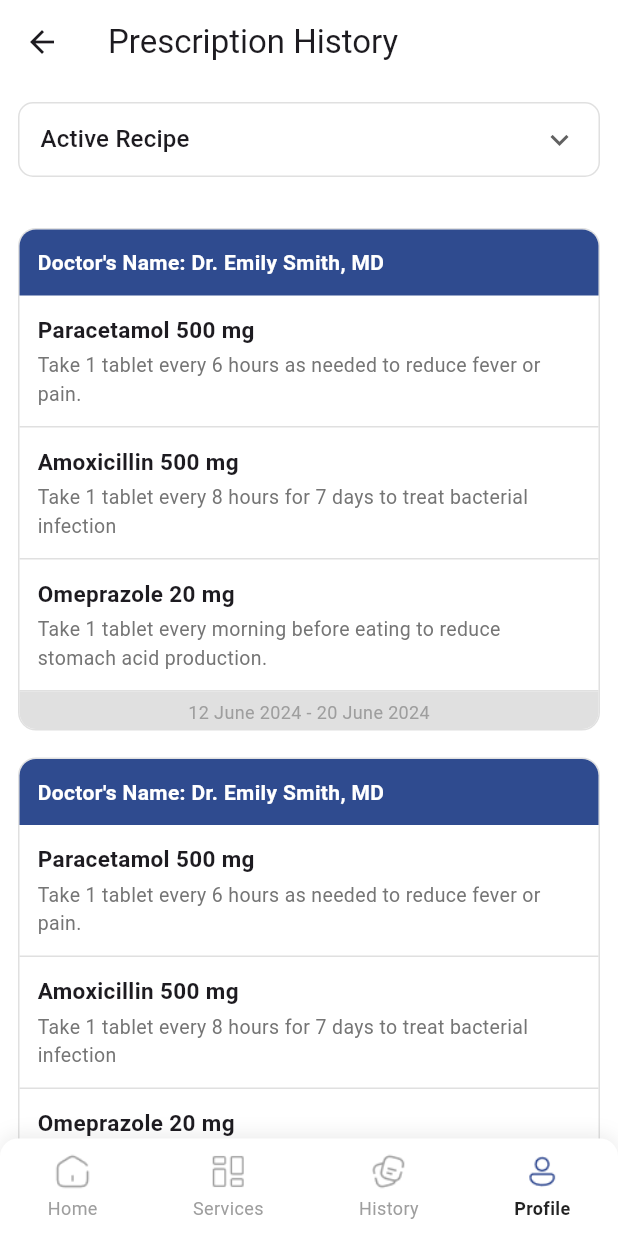
After one commit to Aryan-090/medcare, a Flutter app: the PrescriptionHistoryScreen screen opened directly, on a phone screen of 412 x 824 dp. The commit adds this screen. Run offline on Flutter 3.47's test engine with Material 3 defaults, Android fonts, the phone set to English and light mode, and no system bars; our stand-ins replace intl_phone_field.

Commit message:
new Screens Added

```diff
--- /dev/null
+++ b/lib/src/profile/prescription_history_screen.dart
@@ -0,0 +1,118 @@
+import 'package:flutter/material.dart';
+import '../../utils/app_colors.dart';
+import '../../widgets/bottomNavigationBar/custom_bottom_nav.dart';
+import 'widgets/filter_dropdown.dart';
+import 'widgets/doctor_card.dart';
+
+class PrescriptionHistoryScreen extends StatefulWidget {
+  const PrescriptionHistoryScreen({super.key});
+
+  @override
+  State<PrescriptionHistoryScreen> createState() =>
+      _PrescriptionHistoryScreenState();
+}
+
+class _PrescriptionHistoryScreenState extends State<PrescriptionHistoryScreen> {
+  String selectedFilter = "Active Recipe";
+
+  final List<Map<String, dynamic>> prescriptions = [
+    {
+      "doctor": "Dr. Emily Smith, MD",
+      "date": "12 June 2024 - 20 June 2024",
+      "medicines": [
+        {
+          "name": "Paracetamol 500 mg",
+          "description":
+              "Take 1 tablet every 6 hours as needed to reduce fever or pain.",
+        },
+        {
+          "name": "Amoxicillin 500 mg",
+          "description":
+              "Take 1 tablet every 8 hours for 7 days to treat bacterial infection",
+        },
+        {
+          "name": "Omeprazole 20 mg",
+          "description":
+              "Take 1 tablet every morning before eating to reduce stomach acid production.",
+        },
+      ],
+    },
+    {
+      "doctor": "Dr. Emily Smith, MD",
+      "date": "12 June 2024 - 20 June 2024",
+      "medicines": [
+        {
+          "name": "Paracetamol 500 mg",
+          "description":
+              "Take 1 tablet every 6 hours as needed to reduce fever or pain.",
+        },
+        {
+          "name": "Amoxicillin 500 mg",
+          "description":
+              "Take 1 tablet every 8 hours for 7 days to treat bacterial infection",
+        },
+        {
+          "name": "Omeprazole 20 mg",
+          "description":
+              "Take 1 tablet every morning before eating to reduce stomach acid production.",
+        },
+      ],
+    },
+  ];
+
+  @override
+  Widget build(BuildContext context) {
+    return Scaffold(
+      backgroundColor: AppColors.background,
+      appBar: AppBar(
+        title: const Text("Prescription History"),
+        leading: const BackButton(),
+        backgroundColor: AppColors.background,
+      ),
+
+      body: Column(
+        children: [
+          /// dropdown filter
+          FilterDropdown(
+            value: selectedFilter,
+            onChanged: (value) {
+              setState(() {
+                selectedFilter = value;
+              });
+            },
+          ),
+
+          const SizedBox(height: 10),
+
+          /// list
+          Expanded(
+            child: ListView.builder(
+              padding: const EdgeInsets.all(12),
+              itemCount: prescriptions.length,
+              itemBuilder: (context, index) {
+                final data = prescriptions[index];
+
+                return DoctorCard(
+                  doctorName: data["doctor"],
+                  date: data["date"],
+                  medicines: data["medicines"],
+                );
+              },
+            ),
+          ),
+
+          CustomBottomNav(
+            currentIndex: 3,
+            onTap: (index) {
+              switch (index) {
+                case 0:
+                  Navigator.pushReplacementNamed(context, '/home');
+                  break;
+              }
+            },
+          ),
+        ],
+      ),
+    );
+  }
+}
--- /dev/null
+++ b/lib/src/profile/widgets/doctor_card.dart
@@ -0,0 +1,91 @@
+import 'package:flutter/material.dart';
+import '../../../utils/app_colors.dart';
+import 'medicine_item.dart';
+
+class DoctorCard extends StatelessWidget {
+
+  final String doctorName;
+  final String date;
+  final List medicines;
+
+  const DoctorCard({
+    super.key,
+    required this.doctorName,
+    required this.date,
+    required this.medicines,
+  });
+
+  @override
+  Widget build(BuildContext context) {
+
+    return Container(
+      margin: const EdgeInsets.only(bottom: 18),
+
+      decoration: BoxDecoration(
+        color: Colors.white,
+        borderRadius: BorderRadius.circular(12),
+        border: Border.all(color: Colors.grey.shade300),
+      ),
+
+      child: Column(
+        children: [
+
+          /// doctor name header
+          Container(
+            width: double.infinity,
+            padding: const EdgeInsets.all(12),
+
+            decoration: const BoxDecoration(
+              color: Color(0xff2f4b8f),
+              borderRadius: BorderRadius.vertical(
+                top: Radius.circular(11),
+              ),
+            ),
+
+            child: Text(
+              "Doctor's Name: $doctorName",
+              style: const TextStyle(
+                color: Colors.white,
+                fontWeight: FontWeight.w600,
+              ),
+            ),
+          ),
+
+          /// medicines
+          Column(
+            children: medicines.map<Widget>((medicine) {
+
+              return MedicineItem(
+                title: medicine["name"],
+                description: medicine["description"],
+              );
+
+            }).toList(),
+          ),
+
+          /// date
+          Container(
+            width: double.infinity,
+            height: 25,
+            padding: const EdgeInsets.all(5),
+            alignment: Alignment.center,
+            decoration: BoxDecoration(
+              color: AppColors.grey.shade300,
+              borderRadius: const BorderRadius.vertical(
+                bottom: Radius.circular(11),
+              ),
+            ),
+
+            child: Text(
+              date,
+              style: TextStyle(
+                color: Colors.grey.shade500,
+                fontSize: 12,
+              ),
+            ),
+          )
+        ],
+      ),
+    );
+  }
+}
--- /dev/null
+++ b/lib/src/profile/widgets/filter_dropdown.dart
@@ -0,0 +1,59 @@
+import 'package:flutter/material.dart';
+
+class FilterDropdown extends StatelessWidget {
+
+  final String value;
+  final Function(String) onChanged;
+
+  const FilterDropdown({
+    super.key,
+    required this.value,
+    required this.onChanged,
+  });
+
+  @override
+  Widget build(BuildContext context) {
+
+
+    final List<String> items = [
+      "Active Recipe",
+      "Past Prescriptions",
+      "Recent Prescriptions",
+      "Oldest Prescriptions"
+    ];
+
+    return Padding(
+      padding: const EdgeInsets.all(12),
+      child: Container(
+        padding: const EdgeInsets.symmetric(horizontal: 14),
+        decoration: BoxDecoration(
+          borderRadius: BorderRadius.circular(10),
+          border: Border.all(color: Colors.grey.shade300),
+        ),
+
+        child: DropdownButtonHideUnderline(
+          child: DropdownButton<String>(
+
+            value: value,
+            isExpanded: true,
+
+            icon: const Icon(Icons.keyboard_arrow_down),
+
+            items: items.map((e) {
+              return DropdownMenuItem(
+                value: e,
+                child: Text(e),
+              );
+            }).toList(),
+
+            onChanged: (val) {
+              if (val != null) {
+                onChanged(val);
+              }
+            },
+          ),
+        ),
+      ),
+    );
+  }
+}
--- /dev/null
+++ b/lib/src/profile/widgets/medicine_item.dart
@@ -0,0 +1,57 @@
+import 'package:flutter/material.dart';
+
+class MedicineItem extends StatelessWidget {
+
+  final String title;
+  final String description;
+
+  const MedicineItem({
+    super.key,
+    required this.title,
+    required this.description,
+  });
+
+  @override
+  Widget build(BuildContext context) {
+
+    return Container(
+      width: double.infinity,
+
+      padding: const EdgeInsets.all(12),
+
+      decoration: BoxDecoration(
+        border: Border(
+          bottom: BorderSide(
+            color: Colors.grey.shade300,
+            style: BorderStyle.solid,
+          ),
+        ),
+      ),
+
+      child: Column(
+        crossAxisAlignment: CrossAxisAlignment.start,
+
+        children: [
+
+          Text(
+            title,
+            style: const TextStyle(
+              fontWeight: FontWeight.w600,
+              fontSize: 15,
+            ),
+          ),
+
+          const SizedBox(height: 4),
+
+          Text(
+            description,
+            style: TextStyle(
+              color: Colors.grey.shade600,
+              fontSize: 13,
+            ),
+          ),
+        ],
+      ),
+    );
+  }
+}
--- a/lib/src/profile/widgets/profile_menu_tile.dart
+++ b/lib/src/profile/widgets/profile_menu_tile.dart
@@ -6,6 +6,7 @@ class ProfileMenuTile extends StatelessWidget {
   final IconData icon;
   final String title;
   final String? subtitle;
+  final Function()? onTap;
 
   const ProfileMenuTile({
 
@@ -14,6 +15,7 @@ class ProfileMenuTile extends StatelessWidget {
     required this.icon,
     required this.title,
     this.subtitle,
+    this.onTap,
 
   });
 
```
Also changed, not shown: lib/src/profile/health_history_screen.dart (added, +108 -0 lines), lib/src/profile/widgets/disease_card.dart (added, +87 -0 lines), lib/src/profile/widgets/profile_menu_section.dart (+38 -45 lines).
